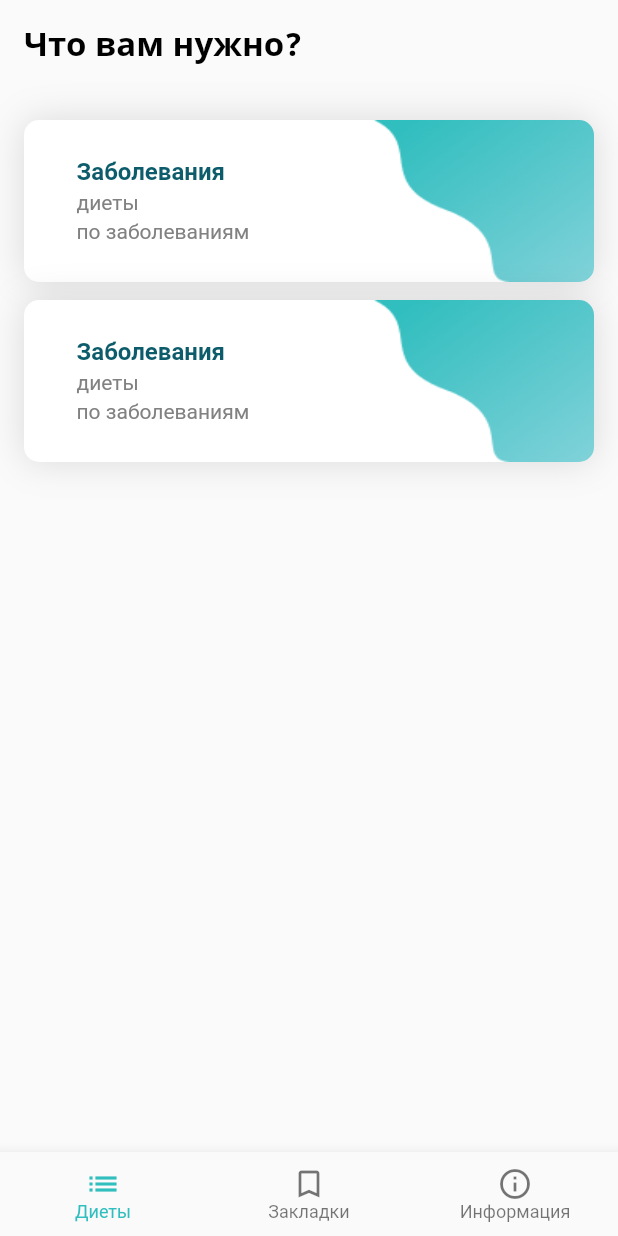
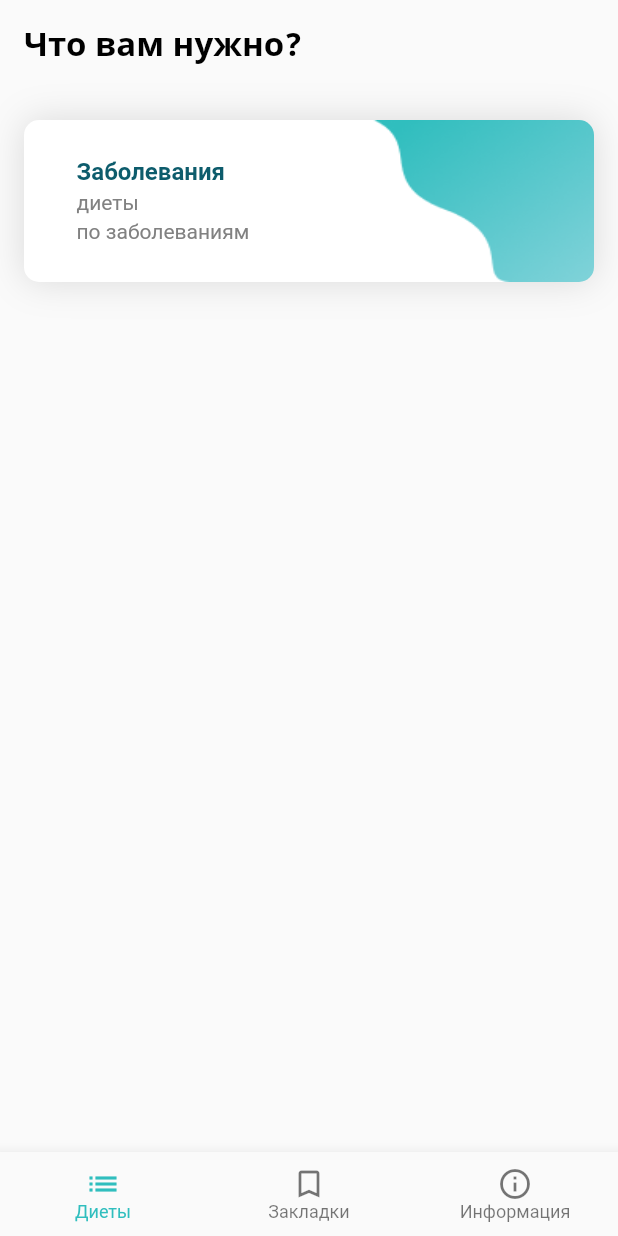
Before and after one commit to asg1997/Diet_List_Flutter, a Flutter app: the screen it shows after launch, on a phone screen of 412 x 824 dp. Run offline on Flutter 3.47's test engine with Material 2 defaults, Android fonts, the light colour scheme and no system bars; missing offline and left inert: dart:ffi.

Commit message:
Ошибка Diet Gr Sc

```diff
--- a/lib/Screens/diets_groups_screen.dart
+++ b/lib/Screens/diets_groups_screen.dart
@@ -1,8 +1,52 @@
+import 'dart:ffi';
+
 import 'package:flutter/material.dart';
+import 'package:diet_list_flutter/Models/diets_groups.dart';
 import 'diets_screen.dart';
 
-class DietsGroupsScreen extends StatelessWidget {
+class DietsGroupsScreen extends StatefulWidget {
   const DietsGroupsScreen({Key? key}) : super(key: key);
+
+  @override
+  _DietsGroupsScreenState createState() => _DietsGroupsScreenState();
+}
+
+class _DietsGroupsScreenState extends State<DietsGroupsScreen> {
+
+  List dietGroups = [];
+
+  @override
+  void initState() {
+    super.initState();
+
+    dietGroups.addAll(
+        [DietGroup('Заболевания',
+            [Diet(
+                'Аритмия',
+                'жирное нельзя, '
+                    'Лину можно',
+                '3 раза в день',
+                [Menu(
+                    'zavtrak',
+                    [Dish(
+                        'zapekanka',
+                        'image_1',
+                        Recipe([
+                          Ingredient(
+                            'apple',
+                            '100gr')
+                        ],
+                            'narezat')
+                        )
+                    ])
+                ],
+                [ProductList(''
+                    'apple',
+                    'permitted')
+                ])
+            ])
+        ]);
+  }
 
   @override
   Widget build(BuildContext context) {
@@ -11,30 +55,35 @@ class DietsGroupsScreen extends StatelessWidget {
       body: Container(
         padding: EdgeInsets.only(top: 12, left: 16, right: 16),
         child: ListView.builder(
-          itemCount: 2,
+          itemCount: dietGroups.length,
           itemBuilder: (BuildContext context, int index) {
-            return cell(context);
+            return cell(context, dietGroups[index]);
           },
         ),
       ),
     );
   }
 
-  Container cell(BuildContext context) {
-    return Container(
-        child: SizedBox(
+  SizedBox cell(BuildContext context, DietGroup dietGroup) {
+    return SizedBox(
         height: 120,
-            width: MediaQuery.of(context).size.width,
+        width: MediaQuery
+            .of(context)
+            .size
+            .width,
         child: Stack(
           alignment: AlignmentDirectional.center,
           children: [
             Container(
-                    margin: EdgeInsets.only(top: 12),
+                margin: const EdgeInsets.only(top: 12),
                 height: 120,
-                    width: MediaQuery.of(context).size.width,
+                width: MediaQuery
+                    .of(context)
+                    .size
+                    .width,
                 decoration: BoxDecoration(
                   borderRadius: BorderRadius.circular(10.0),
-                      image: DecorationImage(
+                  image: const DecorationImage(
                       image: AssetImage('assets/diet_image.png'),
                       fit: BoxFit.fill),
                   boxShadow: [
@@ -44,23 +93,22 @@ class DietsGroupsScreen extends StatelessWidget {
                   ],
                 ),
                 child: Container(
-                      margin: EdgeInsets.only(
+                  margin: const EdgeInsets.only(
                       left: 35, top: 25, bottom: 25, right: 35),
-                      child: Container(
                   child: Column(
                     crossAxisAlignment: CrossAxisAlignment.start,
                     children: [
                       Text(
-                              'Заболевания',
-                              style: TextStyle(
+                        dietGroup.dietGroupName,
+                        style: const TextStyle(
                             color: Color.fromRGBO(13, 92, 108, 1),
                             fontWeight: FontWeight.bold,
                             fontSize: 16),
                       ),
-                            SizedBox(
+                      const SizedBox(
                         height: 3,
                       ),
-                            Text(
+                      const Text(
                         'диеты',
                         style: TextStyle(
                             color: Color.fromRGBO(129, 129, 129, 1),
@@ -77,15 +125,20 @@ class DietsGroupsScreen extends StatelessWidget {
                       )
                     ],
                   ),
-                      ),
                 )),
             ListTile(
               onTap: () {
-                    Navigator.of(context).push(MaterialPageRoute(builder: (context) => DietsScreen()));
+                transitionToDiets(context);
               },
             )
           ],
-            )));
+        )
+    );
+  }
+
+  transitionToDiets(BuildContext context) {
+    Navigator.of(context).push(MaterialPageRoute(
+        builder: (context) => DietsScreen()));
   }
 
 // Внешний вид Эпп Бара
@@ -93,7 +146,7 @@ class DietsGroupsScreen extends StatelessWidget {
     return AppBar(
       title: Text(
         title,
-        style: TextStyle(
+        style: const TextStyle(
             color: Colors.black,
             fontSize: 22,
             fontFamily: 'NotoSans',
--- a/lib/Screens/diets_screen.dart
+++ b/lib/Screens/diets_screen.dart
@@ -1,4 +1,5 @@
 import 'package:flutter/material.dart';
+import 'package:diet_list_flutter/Models/diets_groups.dart';
 
 class DietsScreen extends StatefulWidget {
   const DietsScreen({Key? key}) : super(key: key);
@@ -8,6 +9,9 @@ class DietsScreen extends StatefulWidget {
 }
 
 class _DietsScreenState extends State<DietsScreen> {
+
+  List diets = [Diet];
+
   @override
   Widget build(BuildContext context) {
     return Container();
```
Lines whose indentation alone changed are shown as unchanged.
